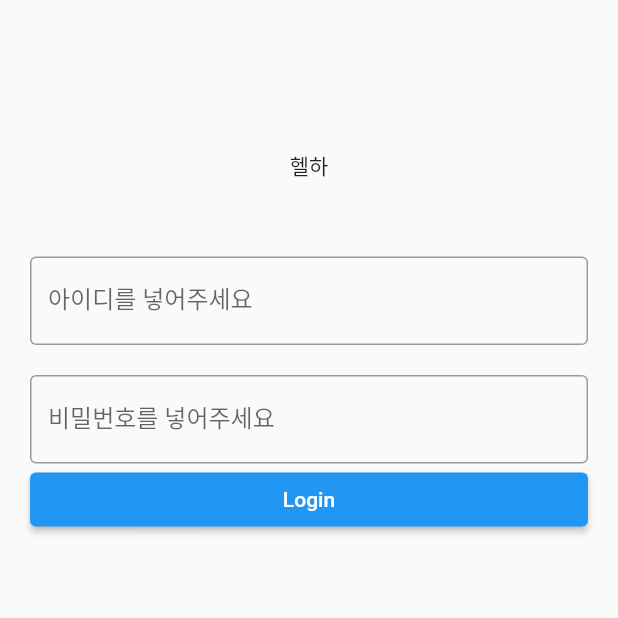
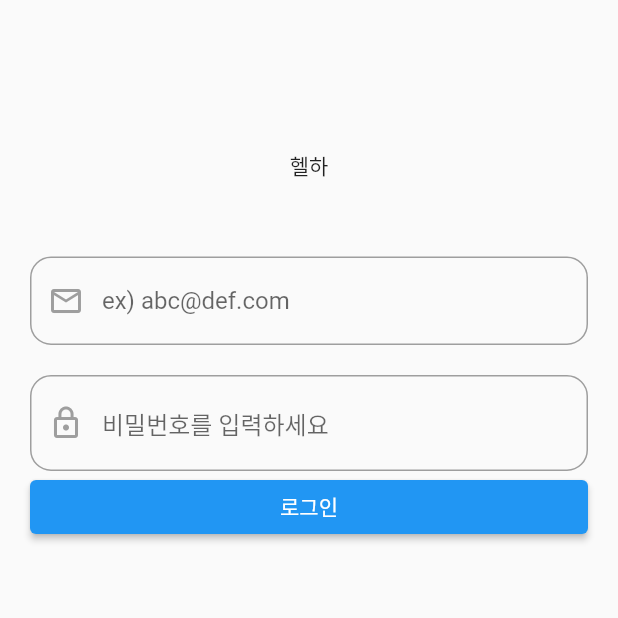
Before and after one commit to Marc416/Helha, a Flutter app: the screen it shows after launch, on a phone screen of 412 x 824 dp, the top half of it. Run offline on Flutter 3.47's test engine with Material 2 defaults, Android fonts, the phone set to English and light mode, and no system bars; our stand-ins replace firebase_auth, firebase_core, get; accounts and stored records are empty.

Commit message:
Add Login

```diff
--- a/lib/Routes/AppPages.dart
+++ b/lib/Routes/AppPages.dart
@@ -1,6 +1,6 @@
 import 'package:get/get.dart';
 
-import '../login_widget.dart';
+import '../Widgets/login_widget.dart';
 import 'Routes.dart';
 
 class AppPages {
--- /dev/null
+++ b/lib/Widgets/login_widget.dart
@@ -0,0 +1,80 @@
+import 'package:flutter/material.dart';
+import 'package:get/get.dart';
+import 'package:helha/Controller/login_controller.dart';
+import 'package:helha/Widgets/oauth_validate_widget.dart';
+
+class LoginWidget extends StatelessWidget {
+  final _loginController = Get.put(LoginController());
+  @override
+  Widget build(BuildContext context) {
+    TextEditingController _emailIdController = new TextEditingController();
+    TextEditingController _pwdController = new TextEditingController();
+    // TODO: implement build
+    return Builder(
+      builder: (context) => Scaffold(
+        body: SafeArea(
+          child: Container(
+            margin: EdgeInsets.only(left: 20, right: 20),
+            alignment: Alignment.center,
+            child: ListView(
+              children: [
+                SizedBox(
+                  height: 100,
+                ),
+                Center(child: Text('헬하')),
+                SizedBox(
+                  height: 50,
+                ),
+                TextFormField(
+                  controller: _emailIdController,
+                  autovalidateMode: AutovalidateMode.onUserInteraction,
+                  validator: (value) {
+                    if (value!.isNotEmpty &&
+                        value.contains('@') &&
+                        value.contains('.'))
+                      return null;
+                    else
+                      return '@, .com 가 들어간 이메일을 넣어주세요';
+                  },
+                  cursorColor: Colors.black,
+                  decoration: oauthValidateWidget(
+                      hint: 'ex) abc@def.com', iconData: Icons.email_outlined),
+                ),
+                SizedBox(
+                  height: 20,
+                ),
+                TextFormField(
+                  controller: _pwdController,
+                  // decoration: InputDecoration(
+                  //   border: OutlineInputBorder(),
+                  //   labelText: '비밀번호를 넣어주세요',
+                  // ),
+                  autovalidateMode: AutovalidateMode.onUserInteraction,
+                  validator: (value) {
+                    if (value!.isNotEmpty && value.length >= 6) {
+                      return null;
+                    } else
+                      return '6자리 이상 비밀번호를 입력해 주세요';
+                  },
+                  cursorColor: Colors.black,
+                  obscureText: true,
+                  decoration: oauthValidateWidget(
+                    hint: '비밀번호를 입력하세요',
+                    iconData: Icons.lock_outline,
+                  ),
+                ),
+                ElevatedButton(
+                    onPressed: () {
+                      _loginController.emailLogin(
+                          emailId: _emailIdController.text,
+                          password: _pwdController.text);
+                    },
+                    child: Text('로그인')),
+              ],
+            ),
+          ),
+        ),
+      ),
+    );
+  }
+}
--- /dev/null
+++ b/lib/Widgets/oauth_validate_widget.dart
@@ -0,0 +1,31 @@
+import 'package:flutter/material.dart';
+import 'package:helha/Const/common_size.dart';
+
+InputDecoration oauthValidateWidget({String? hint, IconData? iconData}) {
+  return InputDecoration(
+    hintText: hint,
+    //아이콘 색을 설정해 줘야 텍스트폼필드 활성화시 사라지는것처럼 안보임.
+    prefixIcon: iconData != null
+        ? Icon(
+            iconData,
+            color: Colors.grey,
+          )
+        : null,
+    enabledBorder: OutlineInputBorder(
+      borderSide: BorderSide(color: Colors.grey),
+      borderRadius: BorderRadius.circular(common_gap),
+    ),
+    focusedBorder: OutlineInputBorder(
+      borderSide: BorderSide(color: Colors.blue),
+      borderRadius: BorderRadius.circular(common_gap),
+    ),
+    focusedErrorBorder: OutlineInputBorder(
+      borderSide: BorderSide(color: Colors.blue),
+      borderRadius: BorderRadius.circular(common_gap),
+    ),
+    border: OutlineInputBorder(
+      borderSide: BorderSide(color: Colors.grey),
+      borderRadius: BorderRadius.circular(common_gap),
+    ),
+  );
+}
--- a/lib/login_widget.dart
+++ /dev/null
@@ -1,51 +0,0 @@
-import 'package:flutter/material.dart';
-import 'package:get/get.dart';
-import 'package:helha/Controller/login_controller.dart';
-
-class LoginWidget extends StatelessWidget {
-  @override
-  Widget build(BuildContext context) {
-    TextEditingController _idController = new TextEditingController();
-    TextEditingController _pwdController = new TextEditingController();
-    // TODO: implement build
-    return Builder(
-      builder: (context) => Scaffold(
-        body: SafeArea(
-          child: Container(
-            margin: EdgeInsets.only(left: 20, right: 20),
-            alignment: Alignment.center,
-            child: ListView(
-              children: [
-                SizedBox(
-                  height: 100,
-                ),
-                Center(child: Text('헬하')),
-                SizedBox(
-                  height: 50,
-                ),
-                TextFormField(
-                  controller: _idController,
-                  decoration: InputDecoration(
-                    border: OutlineInputBorder(),
-                    labelText: '아이디를 넣어주세요',
-                  ),
-                ),
-                SizedBox(
-                  height: 20,
-                ),
-                TextFormField(
-                  controller: _pwdController,
-                  decoration: InputDecoration(
-                    border: OutlineInputBorder(),
-                    labelText: '비밀번호를 넣어주세요',
-                  ),
-                ),
-                ElevatedButton(onPressed: () {}, child: Text('Login'))
-              ],
-            ),
-          ),
-        ),
-      ),
-    );
-  }
-}
--- a/lib/main.dart
+++ b/lib/main.dart
@@ -1,8 +1,11 @@
+import 'package:firebase_core/firebase_core.dart';
 import 'package:flutter/material.dart';
 import 'package:get/route_manager.dart';
 import 'package:helha/Routes/AppPages.dart';
 
-void main() {
+void main() async {
+  WidgetsFlutterBinding.ensureInitialized();
+  await Firebase.initializeApp();
   runApp(const MyApp());
 }
 
```
Also changed, not shown: lib/Const/common_size.dart (added, +14 -0 lines), lib/Controller/login_controller.dart (+190 -2 lines).
